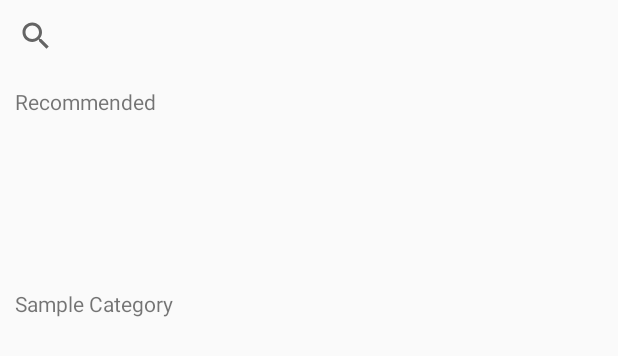
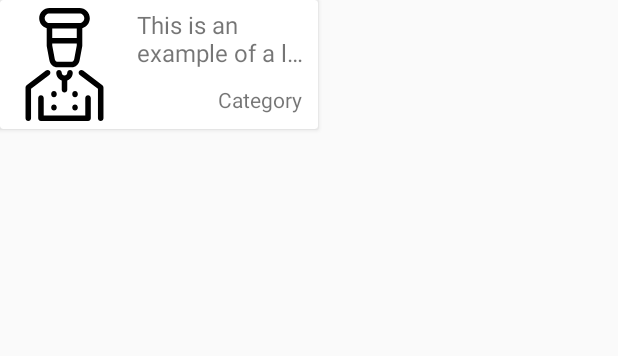
Before and after one commit to nerdyGinger/FoodManagementApp, an Android app: the layout browse_recipes.xml on its own in the app's theme, with its tools: preview values and no code run, on a phone screen of 412 x 824 dp. Shown: the top 356 px of the screen. Run offline under Robolectric (Android 15) with nearby library versions, the phone set to English and light mode, and no system bars.

Commit message:
stubbed out browse recipe card view layout

```diff
--- a/app/src/main/res/layout/browse_recipes.xml
+++ b/app/src/main/res/layout/browse_recipes.xml
@@ -5,58 +5,48 @@
     android:layout_height="match_parent"
     >
 
-    <SearchView
-        android:id="@+id/browseRecipesSearchBar"
-        android:layout_width="match_parent"
-        android:layout_height="wrap_content"
-        />
-
-    <androidx.core.widget.NestedScrollView
-        android:layout_width="match_parent"
-        android:layout_height="match_parent"
-        android:layout_below="@+id/browseRecipesSearchBar">
+    <androidx.cardview.widget.CardView
+        android:layout_width="wrap_content"
+        android:layout_height="wrap_content">
 
         <RelativeLayout
             android:layout_width="wrap_content"
-            android:layout_height="wrap_content">
+            android:layout_height="wrap_content"
+            >
+
+            <ImageView
+                android:id="@+id/recipeCardImage"
+                android:contentDescription="Recipe Image"
+                android:layout_width="75dp"
+                android:layout_height="75dp"
+                android:src="@drawable/ic_chef"
+                android:layout_margin="5dp"
+                />
 
             <TextView
-                android:id="@+id/browseCategoryRecommended"
-                android:layout_width="wrap_content"
+                android:id="@+id/recipeCardName"
+                android:layout_width="115dp"
                 android:layout_height="wrap_content"
-                android:text="Recommended"
-                android:layout_alignParentTop="true"
-                android:layout_margin="10dp"
+                android:layout_margin="5dp"
+                android:layout_toEndOf="@+id/recipeCardImage"
+                android:textSize="16sp"
+                android:maxLines="2"
+                android:ellipsize="end"
+                android:text="This is an example of a long recipe name"
                 />
 
-            <androidx.recyclerview.widget.RecyclerView
-                android:id="@+id/browseScrollOne"
-                android:layout_width="match_parent"
-                android:layout_height="75dp"
-                android:layout_below="@+id/browseCategoryRecommended"
-                android:layout_margin="10dp">
-
-            </androidx.recyclerview.widget.RecyclerView>
-
             <TextView
-                android:id="@+id/browseCategoryTwo"
-                android:layout_width="wrap_content"
+                android:layout_width="75dp"
                 android:layout_height="wrap_content"
-                android:text="Sample Category"
-                android:layout_below="@+id/browseScrollOne"
-                android:layout_margin="10dp"
+                android:layout_margin="5dp"
+                android:layout_below="@+id/recipeCardName"
+                android:layout_alignEnd="@+id/recipeCardName"
+                android:gravity="end"
+                android:text="Category"
                 />
-
-            <androidx.recyclerview.widget.RecyclerView
-                android:layout_width="match_parent"
-                android:layout_height="75dp"
-                android:layout_below="@+id/browseCategoryTwo"
-                android:layout_margin="10dp">
-
-            </androidx.recyclerview.widget.RecyclerView>
 
         </RelativeLayout>
 
-    </androidx.core.widget.NestedScrollView>
+    </androidx.cardview.widget.CardView>
 
 </RelativeLayout>
--- a/app/src/main/res/layout/fragment_browse_recipe.xml
+++ b/app/src/main/res/layout/fragment_browse_recipe.xml
@@ -5,10 +5,15 @@
     android:layout_height="match_parent"
     tools:context=".BrowseRecipeFragment">
 
-    <!-- TODO: Update blank fragment layout -->
-    <TextView
+    <SearchView
+        android:id="@+id/browseRecipesSearchBar"
         android:layout_width="match_parent"
-        android:layout_height="match_parent"
-        android:text="@string/hello_blank_fragment" />
+        android:layout_height="wrap_content"
+        />
+
+    <androidx.recyclerview.widget.RecyclerView
+        android:layout_width="match_parent"
+        android:layout_height="wrap_content"
+        />
 
 </FrameLayout>
```
